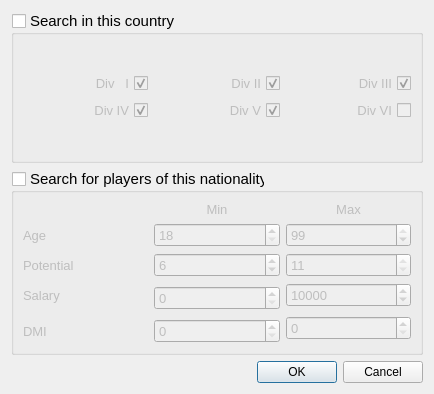
Old version of the form source/searchdialog.ui in the repository radszy/ntscout.
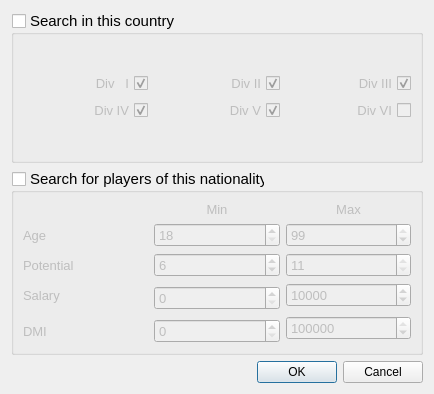
New version of the form.

```diff
--- a/source/searchdialog.ui
+++ b/source/searchdialog.ui
@@ -204,6 +204,9 @@
             <property name="maximum">
              <number>999999</number>
             </property>
+            <property name="value">
+             <number>100000</number>
+            </property>
            </widget>
           </item>
           <item row="2" column="0">
```
